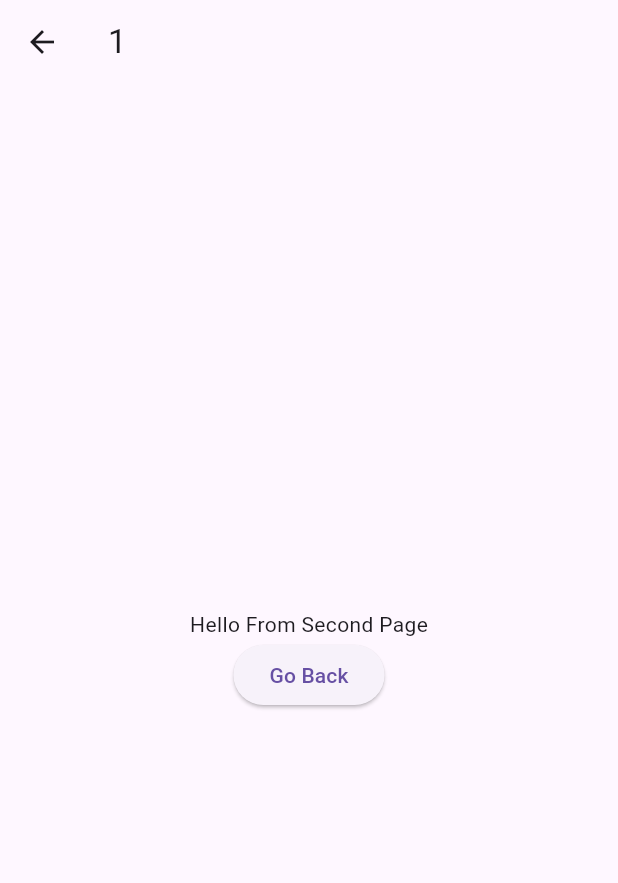
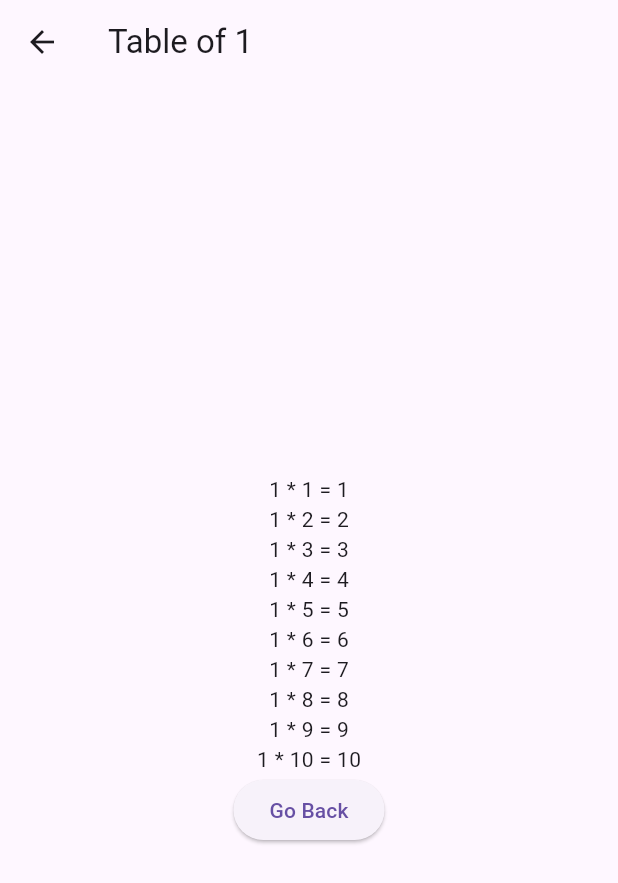
Before and after one commit to arjunQ21/flutter-soch-college, a Flutter app: the screen it shows after launch, after a tap on an icon or button, on a phone screen of 412 x 824 dp. Shown: the top 883 px of the screen. Run offline on Flutter 3.47's test engine with Material 3 defaults, Android fonts, the phone set to English and light mode, and no system bars.

Commit message:
Day 7 Homework

```diff
--- a/day7/lib/pages/home_page.dart
+++ b/day7/lib/pages/home_page.dart
@@ -26,6 +26,7 @@ class HomePage extends StatelessWidget {
               ),
             ),
             Wrap(
+              alignment: WrapAlignment.spaceEvenly,
               children: [
                 for (int i = 1; i <= 10; i++)
                   NumberTile(
--- a/day7/lib/pages/second_page.dart
+++ b/day7/lib/pages/second_page.dart
@@ -11,13 +11,14 @@ class SecondPage extends StatelessWidget {
   Widget build(BuildContext context) {
     return Scaffold(
       appBar: AppBar(
-        title: Text(this.tableNumber.toString()),
+        title: Text("Table of $tableNumber"),
       ),
       body: Center(
           child: Column(
         mainAxisSize: MainAxisSize.min,
         children: [
-          Text("Hello From Second Page"),
+          for (int i = 1; i <= 10; i++)
+            Text("$tableNumber * $i = ${tableNumber * i}"),
           ElevatedButton(
             onPressed: () {
               Navigator.of(context).pop();
```
